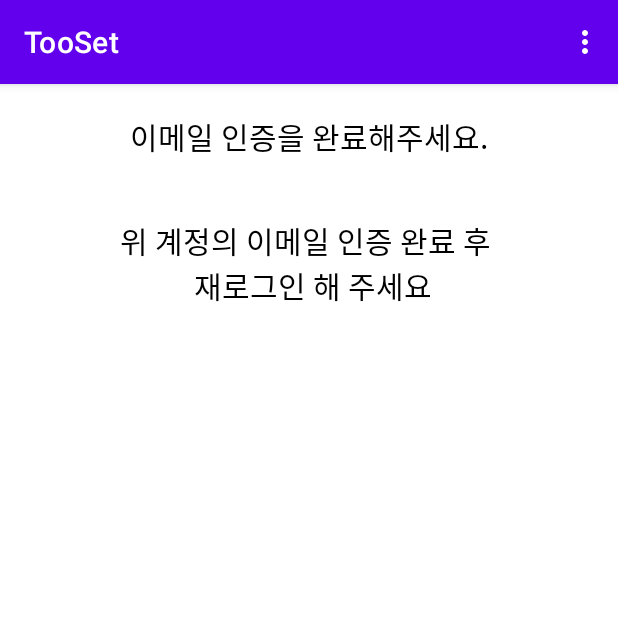
After one commit to OMing06/tooth_app22-01, an Android app: the EmailVerifyActivity screen opened directly, with no data from a screen before it, on a phone screen of 412 x 824 dp, the top half of it. The commit adds this screen. Run offline under Robolectric (Android 15) with nearby library versions, the phone set to English and light mode, and no system bars; our stand-ins replace Firebase (no records; nobody signed in at launch, a user with empty details on screens opened directly), Picasso.

Commit message:
2022-05-09

```diff
--- a/app/build.gradle
+++ b/app/build.gradle
@@ -66,6 +66,8 @@ dependencies {
 
     // FirebaseUI for Firebase Realtime Database
     implementation 'com.firebaseui:firebase-ui-database:8.0.1'
+    implementation 'com.firebaseui:firebase-ui-auth:7.2.0'
+    implementation 'com.google.android.gms:play-services-auth:20.2.0'
 }
 
 apply plugin: 'com.google.gms.google-services'
--- /dev/null
+++ b/app/src/main/java/com/example/tooset_test02/EmailVerifyActivity.java
@@ -0,0 +1,86 @@
+package com.example.tooset_test02;
+
+import androidx.annotation.NonNull;
+import androidx.appcompat.app.AppCompatActivity;
+
+import android.content.Intent;
+import android.net.Uri;
+import android.os.Bundle;
+import android.view.Menu;
+import android.view.MenuInflater;
+import android.view.MenuItem;
+import android.widget.Button;
+import android.widget.EditText;
+import android.widget.TextView;
+import android.widget.Toast;
+
+import com.google.android.gms.tasks.OnCompleteListener;
+import com.google.android.gms.tasks.Task;
+import com.google.firebase.auth.FirebaseAuth;
+import com.google.firebase.auth.FirebaseUser;
+import com.google.firebase.database.DataSnapshot;
+import com.google.firebase.database.DatabaseError;
+import com.google.firebase.database.DatabaseReference;
+import com.google.firebase.database.FirebaseDatabase;
+import com.google.firebase.database.ValueEventListener;
+import com.google.firebase.firestore.FirebaseFirestore;
+import com.google.firebase.storage.FirebaseStorage;
+import com.google.firebase.storage.StorageReference;
+import com.google.firebase.storage.StorageTask;
+import com.squareup.picasso.Picasso;
+
+public class EmailVerifyActivity extends AppCompatActivity {
+
+    TextView tv_emailVerify;
+
+    private FirebaseAuth mAuth;
+
+    FirebaseFirestore db;
+    FirebaseUser user;
+
+    @Override
+    protected void onCreate(Bundle savedInstanceState) {
+        super.onCreate(savedInstanceState);
+        setContentView(R.layout.activity_email_verify);
+
+        tv_emailVerify =findViewById(R.id.tv_emailVerify);
+
+        mAuth = FirebaseAuth.getInstance();
+
+        user = FirebaseAuth.getInstance().getCurrentUser();
+        db = FirebaseFirestore.getInstance();
+
+        getUserInfo();
+
+
+    }
+
+    private void getUserInfo() {
+
+        String email = tv_emailVerify.getText().toString();
+
+        email = mAuth.getCurrentUser().getEmail();
+        tv_emailVerify.setText(email);
+    }
+
+
+    @Override
+    public boolean onCreateOptionsMenu(Menu menu) {
+        MenuInflater menuInflater = getMenuInflater();
+        menuInflater.inflate(R.menu.tooset_menu, menu);
+        return super.onCreateOptionsMenu(menu);
+    }
+
+    @Override
+    public boolean onOptionsItemSelected(@NonNull MenuItem item) {
+        mAuth.signOut();
+        intentActivity(LoginActivity.class);
+        finish();
+        return super.onOptionsItemSelected(item);
+    }
+
+    private void intentActivity(Class c) {
+        Intent intent = new Intent(this, c);
+        startActivity(intent);
+    }
+}
--- /dev/null
+++ b/app/src/main/res/layout/activity_email_verify.xml
@@ -0,0 +1,37 @@
+<?xml version="1.0" encoding="utf-8"?>
+<LinearLayout xmlns:android="http://schemas.android.com/apk/res/android"
+    xmlns:app="http://schemas.android.com/apk/res-auto"
+    xmlns:tools="http://schemas.android.com/tools"
+    android:layout_width="match_parent"
+    android:layout_height="match_parent"
+    android:orientation="vertical"
+    tools:context=".EmailVerifyActivity">
+
+    <TextView
+        android:id="@+id/textView2"
+        android:layout_width="match_parent"
+        android:layout_height="wrap_content"
+        android:layout_marginTop="20dp"
+        android:gravity="center"
+        android:text="이메일 인증을 완료해주세요."
+        android:textColor="#000000"
+        android:textSize="20dp" />
+
+    <TextView
+        android:id="@+id/tv_emailVerify"
+        android:layout_width="match_parent"
+        android:layout_height="wrap_content"
+        android:gravity="center"
+        android:text="Email@email.com" />
+
+    <TextView
+        android:id="@+id/textView8"
+        android:layout_width="match_parent"
+        android:layout_height="wrap_content"
+        android:layout_marginTop="20dp"
+        android:gravity="center"
+        android:text="위 계정의 이메일 인증 완료 후 \n 재로그인 해 주세요"
+        android:textColor="#000000"
+        android:textSize="20dp" />
+
+</LinearLayout>
```
Also changed, not shown: app/src/main/AndroidManifest.xml (+13 -20 lines), app/src/main/java/com/example/tooset_test02/JoinActivity.java (+67 -10 lines), app/src/main/java/com/example/tooset_test02/LoginActivity.java (+10 -1 lines), app/src/main/java/com/example/tooset_test02/MainActivity.java (+6 -1 lines), app/src/main/java/com/example/tooset_test02/UserAddActivity.java (+8 -1 lines).
